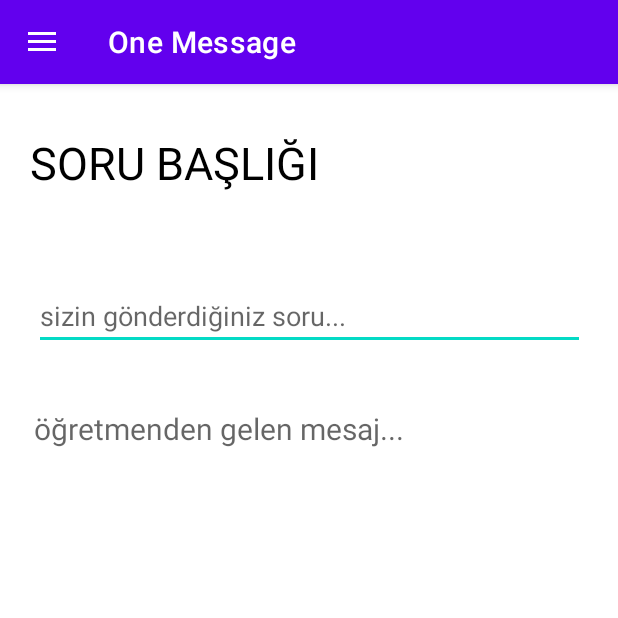
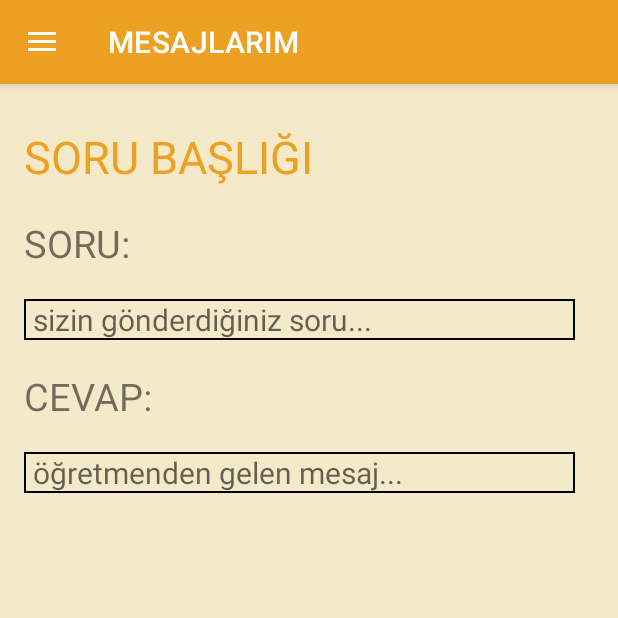
Before and after one commit to edasinar/bitirme_projesi, an Android app: the OneMessageActivity screen opened directly, with no data from a screen before it, on a phone screen of 412 x 824 dp, the top half of it. Run offline under Robolectric (Android 15) with nearby library versions, the phone set to English and light mode, and no system bars; our stand-ins replace Firebase (no records; nobody signed in at launch, a user with empty details on screens opened directly); 4 statements that could not run were skipped.

Commit message:
ders ve mesaj detay aktivite tasarımları bitti

```diff
--- a/app/src/main/AndroidManifest.xml
+++ b/app/src/main/AndroidManifest.xml
@@ -37,6 +37,8 @@
             android:exported="false" />
         <activity
             android:name=".OneLessonActivity"
+            android:screenOrientation="sensor"
+            android:configChanges="keyboardHidden|orientation|screenSize"
             android:exported="false" />
         <activity
             android:name=".NotesActivity"
--- a/app/src/main/java/com/edasinar/online_lab/OneMessageActivity.kt
+++ b/app/src/main/java/com/edasinar/online_lab/OneMessageActivity.kt
@@ -1,9 +1,12 @@
 package com.edasinar.online_lab
 
 import android.content.Intent
+import android.graphics.Color
+import android.graphics.drawable.ColorDrawable
 import androidx.appcompat.app.AppCompatActivity
 import android.os.Bundle
 import android.view.MenuItem
+import androidx.appcompat.app.ActionBar
 import androidx.appcompat.app.ActionBarDrawerToggle
 import com.edasinar.model.MessageInfo
 import com.edasinar.online_lab.databinding.ActivityOneMessageBinding
@@ -30,8 +33,9 @@ class OneMessageActivity : AppCompatActivity() {
         val view = binding.root
         setContentView(view)
 
-        supportActionBar!!.title = "One Message"
+        supportActionBar!!.title = "MESAJLARIM"
         navListener()
+        actionBarColor()
         supportActionBar!!.setDisplayHomeAsUpEnabled(true)
         auth = FirebaseAuth.getInstance()
         firestore = Firebase.firestore
@@ -43,16 +47,21 @@ class OneMessageActivity : AppCompatActivity() {
         )
         binding.drawerLayout.addDrawerListener(toggle)
         toggle.syncState()
-
         messageInfo = intent.getParcelableExtra<MessageInfo>("message")!!
         label = messageInfo.messageLabel
 
         binding.messageLabelText.text = messageInfo.messageLabel
-        binding.questionAreaEditText.setText(messageInfo.messageBody)
+        binding.questionAreaEditText.text = messageInfo.messageBody
 
         teacherAnswer {
             binding.messageAreaEditText.text = it
         }
+    }
+
+    private fun actionBarColor() {
+        val actionBar: ActionBar? = supportActionBar
+        val colorDrawable = ColorDrawable(Color.parseColor("#EDA123"))
+        actionBar?.setBackgroundDrawable(colorDrawable)
     }
 
     private fun teacherAnswer(callback: (String) -> Unit) {
--- /dev/null
+++ b/app/src/main/res/drawable/border.xml
@@ -0,0 +1,5 @@
+<?xml version="1.0" encoding="utf-8"?>
+<shape xmlns:android="http://schemas.android.com/apk/res/android" android:shape="rectangle" >
+       <solid android:color="@android:color/transparent" />
+       <stroke android:width="1dip" android:color="@color/black"/>
+</shape>
--- a/app/src/main/res/layout/activity_about_us.xml
+++ b/app/src/main/res/layout/activity_about_us.xml
@@ -4,7 +4,7 @@
     xmlns:tools="http://schemas.android.com/tools"
     android:layout_width="match_parent"
     android:layout_height="match_parent"
-    android:background="@color/activity_bacground"
+    android:background="@color/activity_background"
     android:id="@+id/drawerLayout"
     tools:context=".AboutUsActivity">
 
--- a/app/src/main/res/layout/activity_ask_question.xml
+++ b/app/src/main/res/layout/activity_ask_question.xml
@@ -5,7 +5,7 @@
     android:layout_width="match_parent"
     android:layout_height="match_parent"
     android:id="@+id/drawerLayout"
-    android:background="@color/activity_bacground"
+    android:background="@color/activity_background"
     tools:context=".AskQuestionActivity">
 
     <androidx.constraintlayout.widget.ConstraintLayout
--- a/app/src/main/res/layout/activity_lessons.xml
+++ b/app/src/main/res/layout/activity_lessons.xml
@@ -5,7 +5,7 @@
     android:layout_width="match_parent"
     android:layout_height="match_parent"
     android:id="@+id/drawerLayout"
-    android:background="@color/activity_bacground"
+    android:background="@color/activity_background"
     tools:context=".LessonsActivity">
 
     <androidx.constraintlayout.widget.ConstraintLayout
--- a/app/src/main/res/layout/activity_login.xml
+++ b/app/src/main/res/layout/activity_login.xml
@@ -4,7 +4,7 @@
     xmlns:tools="http://schemas.android.com/tools"
     android:layout_width="match_parent"
     android:layout_height="match_parent"
-    android:background="@color/activity_bacground"
+    android:background="@color/activity_background"
     tools:context=".LoginActivity">
 
     <TextView
--- a/app/src/main/res/layout/activity_messages.xml
+++ b/app/src/main/res/layout/activity_messages.xml
@@ -5,7 +5,7 @@
     android:layout_width="match_parent"
     android:layout_height="match_parent"
     android:id="@+id/drawerLayout"
-    android:background="@color/activity_bacground"
+    android:background="@color/activity_background"
     tools:context=".MessagesActivity">
 
     <androidx.constraintlayout.widget.ConstraintLayout
--- a/app/src/main/res/layout/activity_notes.xml
+++ b/app/src/main/res/layout/activity_notes.xml
@@ -5,7 +5,7 @@
     android:layout_width="match_parent"
     android:layout_height="match_parent"
     android:id="@+id/drawerLayout"
-    android:background="@color/activity_bacground"
+    android:background="@color/activity_background"
     tools:context=".NotesActivity">
 
     <androidx.constraintlayout.widget.ConstraintLayout
--- a/app/src/main/res/layout/activity_one_lesson.xml
+++ b/app/src/main/res/layout/activity_one_lesson.xml
@@ -5,6 +5,7 @@
     android:layout_width="match_parent"
     android:layout_height="match_parent"
     android:id="@+id/drawerLayout"
+    android:background="@color/activity_background"
     tools:context=".OneLessonActivity">
 
     <androidx.constraintlayout.widget.ConstraintLayout
@@ -13,8 +14,8 @@
 
         <VideoView
             android:id="@+id/lessonVideoView"
-            android:layout_width="400dp"
-            android:layout_height="300dp"
+            android:layout_width="wrap_content"
+            android:layout_height="wrap_content"
             app:layout_constraintBottom_toBottomOf="parent"
             app:layout_constraintEnd_toEndOf="parent"
             app:layout_constraintStart_toStartOf="parent"
--- a/app/src/main/res/layout/activity_one_message.xml
+++ b/app/src/main/res/layout/activity_one_message.xml
@@ -5,52 +5,95 @@
     android:layout_width="match_parent"
     android:layout_height="match_parent"
     android:id="@+id/drawerLayout"
+    android:background="@color/activity_background"
     tools:context=".OneMessageActivity">
 
     <androidx.constraintlayout.widget.ConstraintLayout
         android:layout_width="match_parent"
         android:layout_height="match_parent">
 
+        <LinearLayout
+            android:layout_width="match_parent"
+            android:layout_height="match_parent"
+            android:orientation="vertical"
+            app:layout_constraintBottom_toBottomOf="parent"
+            app:layout_constraintEnd_toEndOf="parent"
+            app:layout_constraintStart_toStartOf="parent"
+            app:layout_constraintTop_toTopOf="parent">
+
+            <TextView
+                android:id="@+id/messageLabelText"
+                android:layout_width="wrap_content"
+                android:layout_height="wrap_content"
+                android:layout_marginStart="16dp"
+                android:layout_marginTop="28dp"
+                android:text="SORU BAŞLIĞI"
+                android:textColor="@color/eda123"
+                android:textSize="30dp"
+                app:layout_constraintStart_toStartOf="parent"
+                app:layout_constraintTop_toTopOf="parent" />
+
+            <TextView
+                android:layout_width="wrap_content"
+                android:layout_height="wrap_content"
+                android:text="SORU:"
+                android:textSize="25dp"
+                android:layout_marginTop="20dp"
+                android:layout_marginStart="16dp"
+                app:layout_constraintEnd_toEndOf="parent"
+                app:layout_constraintStart_toStartOf="parent"
+                app:layout_constraintTop_toTopOf="parent"/>
+
+            <TextView
+                android:id="@+id/questionAreaEditText"
+                style="@style/Widget.MaterialComponents.TextInputLayout.OutlinedBox"
+                android:layout_width="367dp"
+                android:paddingStart="6dp"
+                android:layout_height="wrap_content"
+                android:layout_marginTop="20dp"
+                android:layout_marginStart="16dp"
+                android:background="@drawable/border"
+                android:ems="10"
+                android:gravity="start|top"
+                android:hint="sizin gönderdiğiniz soru..."
+                android:textSize="20dp"
+                app:layout_constraintEnd_toEndOf="parent"
+                app:layout_constraintStart_toStartOf="parent"
+                app:layout_constraintTop_toTopOf="parent" />
+
+            <TextView
+                android:layout_width="wrap_content"
+                android:layout_height="wrap_content"
+                android:layout_marginTop="20dp"
+                android:text="CEVAP:"
+                android:textSize="25dp"
+                android:layout_marginStart="16dp"
+                app:layout_constraintEnd_toEndOf="parent"
+                app:layout_constraintStart_toStartOf="parent"
+                app:layout_constraintTop_toTopOf="parent"/>
 
             <TextView
                 android:id="@+id/messageAreaEditText"
                 android:layout_width="367dp"
+                style="@style/Widget.MaterialComponents.TextInputLayout.OutlinedBox"
                 android:layout_height="wrap_content"
-            android:layout_marginTop="216dp"
+                android:layout_marginStart="16dp"
+                android:layout_marginTop="20dp"
+                android:background="@drawable/border"
+                android:paddingStart="6dp"
                 android:ems="10"
                 android:gravity="start|top"
                 android:hint="öğretmenden gelen mesaj..."
                 android:textSize="20sp"
                 app:layout_constraintEnd_toEndOf="parent"
-            app:layout_constraintStart_toStartOf="parent"
-            app:layout_constraintTop_toTopOf="parent"
-            tools:ignore="TouchTargetSizeCheck" />
 
-        <EditText
-            android:id="@+id/questionAreaEditText"
-            android:layout_width="367dp"
-            android:layout_height="wrap_content"
-            android:layout_marginTop="132dp"
-            android:ems="10"
-            android:gravity="start|top"
-            android:hint="sizin gönderdiğiniz soru..."
-            android:inputType="textMultiLine"
-            app:layout_constraintEnd_toEndOf="parent"
-            app:layout_constraintStart_toStartOf="parent"
-            app:layout_constraintTop_toTopOf="parent"
-            tools:ignore="SpeakableTextPresentCheck,TouchTargetSizeCheck" />
-
-        <TextView
-            android:id="@+id/messageLabelText"
-            android:layout_width="wrap_content"
-            android:layout_height="wrap_content"
-            android:text="SORU BAŞLIĞI"
-            android:textSize="30dp"
-            android:textColor="@color/black"
-            android:layout_marginStart="20dp"
-            android:layout_marginTop="32dp"
                 app:layout_constraintStart_toStartOf="parent"
                 app:layout_constraintTop_toTopOf="parent" />
+
+        </LinearLayout>
+
+
+
 
 
     </androidx.constraintlayout.widget.ConstraintLayout>
--- a/app/src/main/res/layout/activity_register.xml
+++ b/app/src/main/res/layout/activity_register.xml
@@ -4,7 +4,7 @@
     xmlns:tools="http://schemas.android.com/tools"
     android:layout_width="match_parent"
     android:layout_height="match_parent"
-    android:background="@color/activity_bacground"
+    android:background="@color/activity_background"
     tools:context=".RegisterActivity">
 
     <TextView
--- a/app/src/main/res/values/colors.xml
+++ b/app/src/main/res/values/colors.xml
@@ -9,5 +9,5 @@
     <color name="white">#FFFFFFFF</color>
 
     <color name="eda123">#EDA123</color>
-    <color name="activity_bacground">#9FEEDDAA</color>
+    <color name="activity_background">#9FEEDDAA</color>
 </resources>
```
Also changed, not shown: app/src/main/java/com/edasinar/online_lab/OneLessonActivity.kt (+43 -0 lines). Lines whose indentation alone changed are shown as unchanged.
